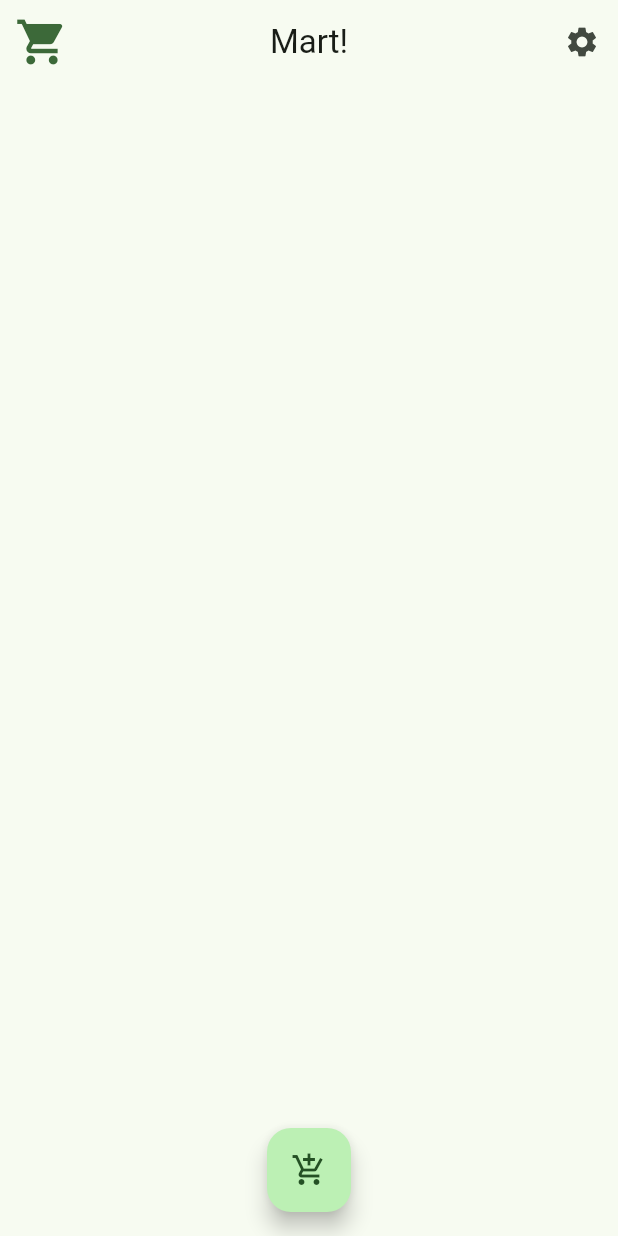
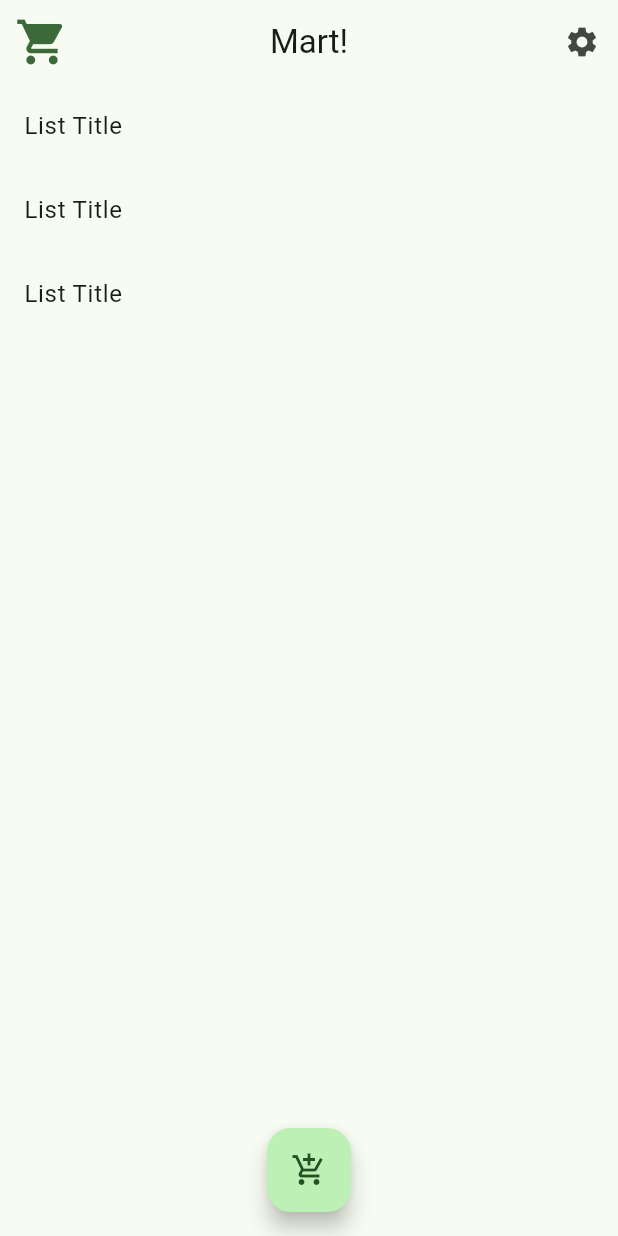
Before and after one commit to andrepg/mart, a Flutter app: the GroceryListScreen screen opened directly, on a phone screen of 412 x 824 dp. Run offline on Flutter 3.47's test engine with Material 2 defaults, Android fonts, the phone set to English and light mode, and no system bars.

Commit message:
🎨 Lists some fake items on grocery list

```diff
--- a/lib/screens/grocery_list.dart
+++ b/lib/screens/grocery_list.dart
@@ -15,7 +15,12 @@ class _GroceryListScreenState extends State<GroceryListScreen> {
         appBar: _buildAppBar(),
         floatingActionButton: _buildFloatingActionButton(),
         floatingActionButtonLocation: FloatingActionButtonLocation.centerFloat,
-        body: Container(),
+        body: ListView.builder(
+          itemCount: 3,
+          itemBuilder: (context, index) => const ListTile(
+            title: Text("List Title"),
+          ),
+        ),
       ),
     );
   }
```
